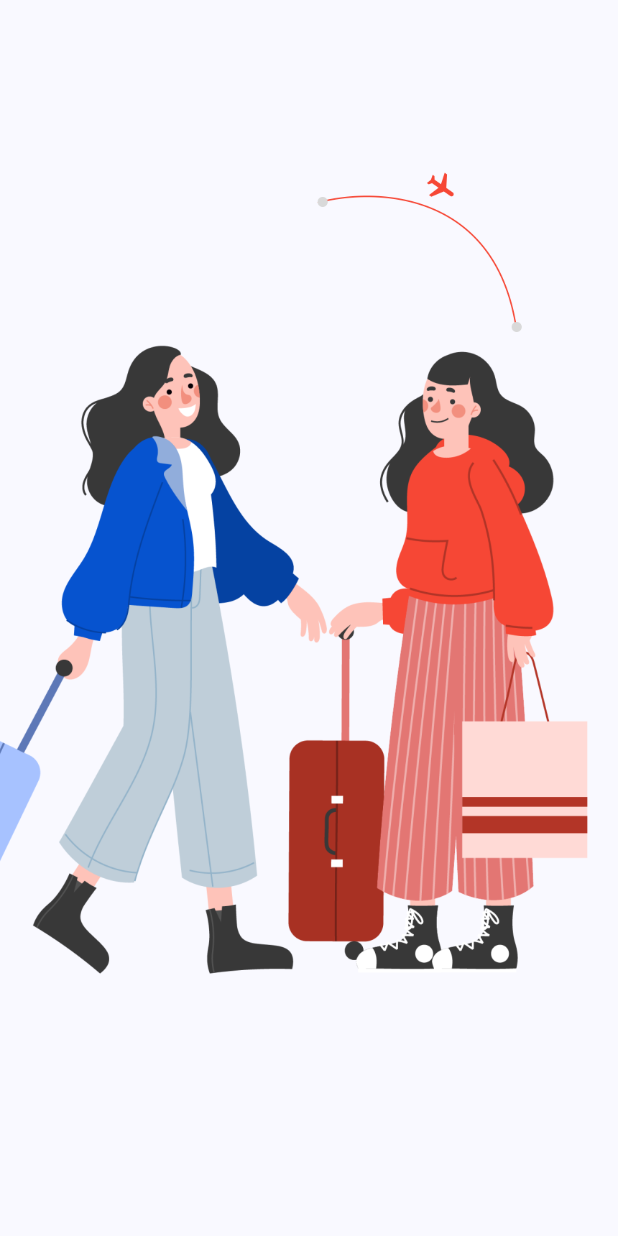
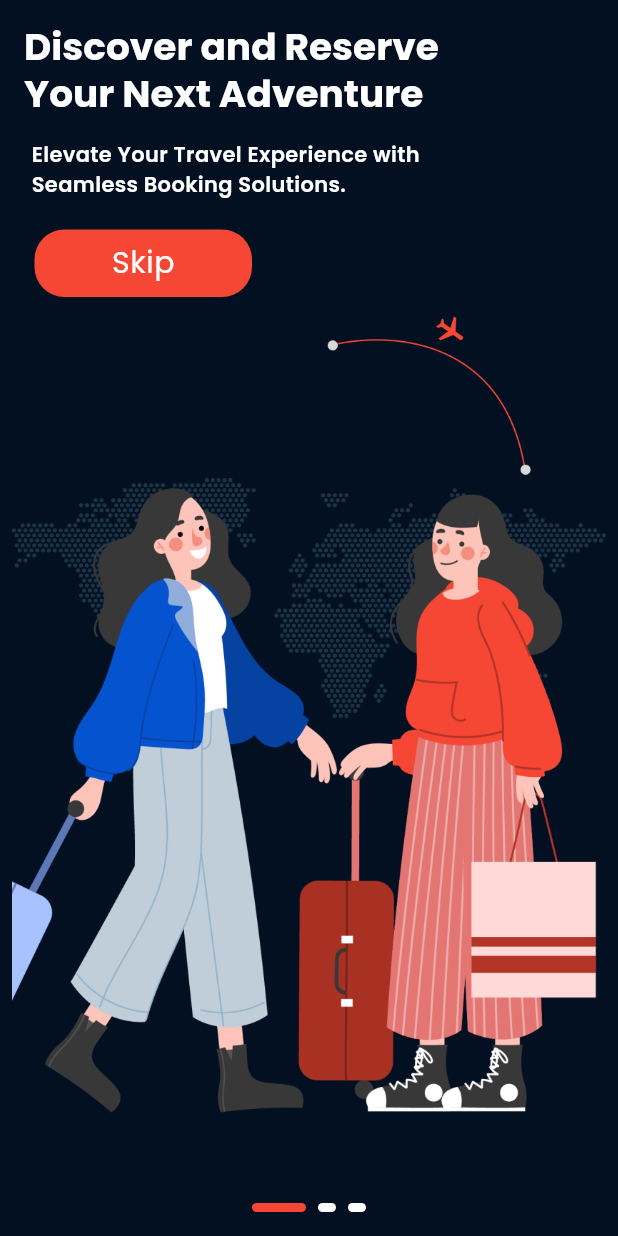
Before and after one commit to noureddinecharifi/Booking-App, a Flutter app: the screen it shows after launch, on a phone screen of 412 x 824 dp. Run offline on Flutter 3.47's test engine with Material 3 defaults, Android fonts, the light colour scheme and no system bars; drawn by our look-alikes of smooth_page_indicator; our stand-ins replace firebase_core, go_router, google_fonts; accounts and stored records are empty.

Commit message:
[DEV-02] OnBoarding and SignIn screens

```diff
--- a/lib/go_router.dart
+++ /dev/null
@@ -1,19 +0,0 @@
-import 'package:airtrip/screens/onboarding.dart';
-import 'package:go_router/go_router.dart';
-
-final GoRouter router = GoRouter(
-  routes: [
-    GoRoute(
-      path: '/',
-      builder: (context, state) => const OnBoarding(),
-    ),
-    // GoRoute(
-    //   path: '/signup',
-    //   builder: (context, state) => SignupScreen(),
-    // ),
-    // GoRoute(
-    //   path: '/home',
-    //   builder: (context, state) => HomeScreen(),
-    // ),
-  ],
-);
--- /dev/null
+++ b/lib/model/onboarding_data.dart
@@ -0,0 +1,25 @@
+class OnboardingData {
+  final String title;
+  final String subtitle;
+  final String imagePath;
+
+  OnboardingData({required this.title, required this.subtitle,required this.imagePath});
+}
+
+List<OnboardingData> onboardDataList = [
+  OnboardingData(
+    title: "Discover and Reserve Your Next Adventure",
+    subtitle: "Elevate Your Travel Experience with Seamless Booking Solutions.",
+    imagePath: "assets/images/onboardingImage.png",
+  ),
+  OnboardingData(
+    title: "Explore and Reserve Your Dream Getaway",
+    subtitle: "Rediscover the Joy of Traveling Post-Pandemic",
+    imagePath: "assets/images/travelongoing.png"
+  ),
+  OnboardingData(
+    title: "Search and Book Your Next Escape",
+    subtitle: "Embark on Unforgettable Journeys with Confidence.",
+    imagePath: "assets/images/travelrun.png"
+  ),
+];
--- /dev/null
+++ b/lib/provider/onboarding_data_provider.dart
@@ -0,0 +1,12 @@
+import 'package:flutter/material.dart';
+
+class OnboardingDataProvider extends ChangeNotifier {
+  int _currentIndex = 0;
+
+  int get currentIndex => _currentIndex;
+
+  set currentIndex(int index) {
+    _currentIndex = index;
+    notifyListeners();
+  }
+}
--- /dev/null
+++ b/lib/routes/go_router.dart
@@ -0,0 +1,23 @@
+import 'package:airtrip/screens/onboarding.dart';
+import 'package:go_router/go_router.dart';
+
+import '../screens/sign_in_screen.dart';
+
+final GoRouter router = GoRouter(
+  routes: [
+    GoRoute(
+      path: '/',
+      builder: (context, state) => OnboardingScreen(
+        index: 0,
+      ),
+    ),
+    GoRoute(
+      path: '/signin',
+      builder: (context, state) => const SignIn(),
+    ),
+    // GoRoute(
+    //   path: '/home',
+    //   builder: (context, state) => HomeScreen(),
+    // ),
+  ],
+);
--- a/lib/screens/onboarding.dart
+++ b/lib/screens/onboarding.dart
@@ -1,19 +1,79 @@
-import 'package:airtrip/utils/constants.dart';
-import 'package:airtrip/widgets/onborading_page.dart';
 import 'package:flutter/material.dart';
+import 'package:go_router/go_router.dart';
+import 'package:provider/provider.dart';
+import 'package:smooth_page_indicator/smooth_page_indicator.dart';
+import '../model/onboarding_data.dart';
+import '../provider/onboarding_data_provider.dart';
+import '../widgets/onborading_page.dart';
 
-class OnBoarding extends StatelessWidget {
-  const OnBoarding({super.key});
+class OnboardingScreen extends StatelessWidget {
+  OnboardingScreen({super.key, required int index});
+
+  final PageController _pageController = PageController();
 
   @override
   Widget build(BuildContext context) {
     return Scaffold(
-      body: PageView(
-        children: const [
-          OnBoardingPage(
-            imagePath: onboardingImage,
-          )
-        ],
+      backgroundColor: Theme.of(context).colorScheme.onBackground,
+      body: SafeArea(
+        child: Padding(
+          padding: const EdgeInsets.all(8.0),
+          child: Stack(
+            children: [
+              Consumer<OnboardingDataProvider>(
+                builder: (context, onboardingData, _) {
+                  return PageView.builder(
+                    controller: _pageController,
+                    itemCount: onboardDataList.length,
+                    itemBuilder: (context, index) {
+                      return OnBoardingPage(
+                        title: onboardDataList[index].title,
+                        subtitle: onboardDataList[index].subtitle,
+                        imagePath: onboardDataList[index].imagePath,
+                      );
+                    },
+                  );
+                },
+              ),
+              Padding(
+                padding: const EdgeInsets.all(8.0),
+                child: Align(
+                  alignment: Alignment.bottomCenter,
+                  child: SmoothPageIndicator(
+                      controller: _pageController, // PageController
+                      count: 3,
+                      effect: ExpandingDotsEffect(
+                        dotColor: Colors.white,
+                        activeDotColor: Theme.of(context).colorScheme.secondary,
+                        spacing: 8.0,
+                        radius: 20.0,
+                        dotWidth: 12.0,
+                        dotHeight: 6.0,
+                      ),
+                      onDotClicked: (index) {}),
+                ),
+              ),
+              Positioned(
+                top: 145,
+                left: 15,
+                child: InkWell(
+                  onTap: () => context.go('/signin'),
+                  child: Container(
+                    decoration: BoxDecoration(
+                        borderRadius: BorderRadius.circular(20),
+                        color: Theme.of(context).colorScheme.secondary),
+                    width: 145,
+                    height: 45,
+                    child: Center(child: Text('Skip', style: Theme.of(context)
+                    .textTheme
+                    .bodySmall
+                    ?.copyWith(color: Colors.white, fontSize: 20),)),
+                  ),
+                ),
+              )
+            ],
+          ),
+        ),
       ),
     );
   }
--- a/lib/utils/constants.dart
+++ b/lib/utils/constants.dart
@@ -1 +1,8 @@
 const String onboardingImage = 'assets/images/onboardingImage.png';
+const String mappattrn = 'assets/images/mappattern.png';
+const String travel = 'assets/images/travel.png';
+const String travelongoing = 'assets/images/travelongoing.png';
+const String travelrun = 'assets/images/travelrun.png';
+const String facebook = 'assets/icons/facebook.png';
+const String google = 'assets/icons/google.png';
+const String twitter = 'assets/icons/Twitter.png';
--- a/lib/widgets/onborading_page.dart
+++ b/lib/widgets/onborading_page.dart
@@ -1,17 +1,62 @@
+import 'package:airtrip/utils/constants.dart';
 import 'package:flutter/material.dart';
 
 class OnBoardingPage extends StatelessWidget {
+  const OnBoardingPage(
+      {super.key,
+      required this.imagePath,
+      required this.title,
+      required this.subtitle});
+
   final String imagePath;
-
-  const OnBoardingPage({super.key, required this.imagePath});
+  final String subtitle;
+  final String title;
 
   @override
   Widget build(BuildContext context) {
-    return Container(
-      child: Image.asset(
-        width: 500,
-        imagePath,
-      ),
+    return Stack(
+      children: [
+        Positioned.fill(
+            child: Opacity(opacity: 0.2, child: Image.asset(mappattrn))),
+        Padding(
+          padding: const EdgeInsets.all(8.0),
+          child: Column(
+            children: [
+              SizedBox(
+                width: 310,
+                child: Text(
+                  title,
+                  style: Theme.of(context)
+                      .textTheme
+                      .headlineLarge
+                      ?.copyWith(color: Colors.white, fontSize: 25),
+                ),
+              ),
+              const SizedBox(
+                height: 15,
+              ),
+              SizedBox(
+                width: 300,
+                child: Text(
+                  subtitle,
+                  textAlign: TextAlign.start,
+                  style: Theme.of(context).textTheme.bodyMedium?.copyWith(
+                        color: Colors.white,
+                        fontWeight: FontWeight.w600,
+                      ),
+                ),
+              ),
+            ],
+          ),
+        ),
+        Positioned(
+          bottom: 10,
+          child: Image.asset(
+            imagePath,
+            height: 600,
+          ),
+        ),
+      ],
     );
   }
 }
--- a/pubspec.yaml
+++ b/pubspec.yaml
@@ -31,6 +31,7 @@ dependencies:
   flutter_launcher_icons: ^0.13.1
   flutter_native_splash: ^2.3.10
   google_fonts: ^6.2.0
+  firebase_auth: ^4.17.9
 
 dev_dependencies:
   flutter_test:
@@ -43,3 +44,4 @@ flutter:
   uses-material-design: true
   assets:
     - assets/images/
+    - assets/icons/
```
Also changed, not shown: lib/main.dart (+6 -6 lines), lib/screens/sign_in_screen.dart (added, +218 -0 lines), lib/widgets/custom_button.dart (added, +40 -0 lines), lib/widgets/custom_input.dart (added, +68 -0 lines), lib/widgets/glass_container.dart (added, +43 -0 lines), assets/icons/Twitter.png (added), assets/icons/facebook.png (added), assets/icons/google.png (added), assets/images/mappattern.png (added), pubspec.lock, 6 other files.
